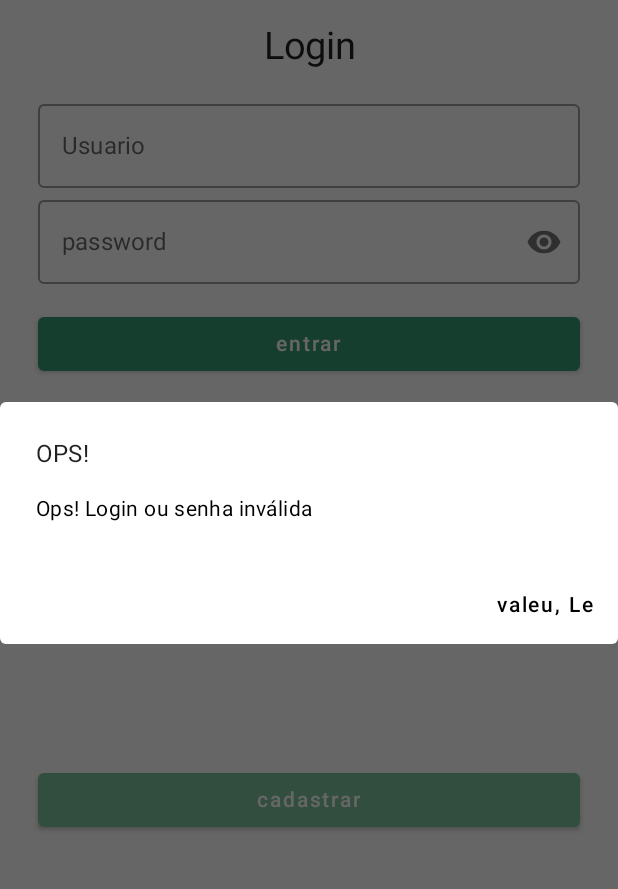
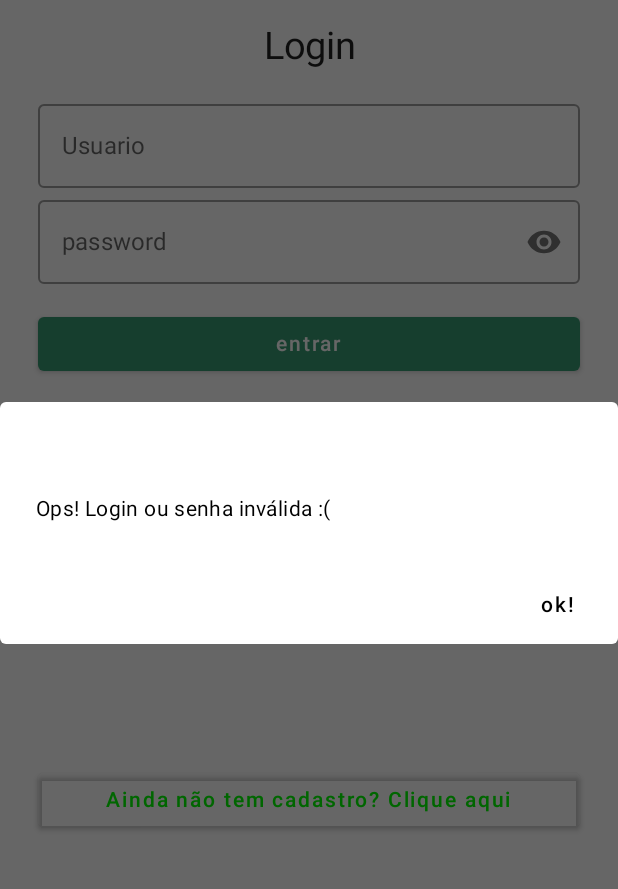
Before and after one commit to luiz1251/meuboletopago, an Android app built with Jetpack Compose: the composable LoginView shown on its own in the app's theme, after a tap on "entrar", on a phone screen of 412 x 824 dp, the part 95-984 px from its top. Run offline under Robolectric (Android 15) with nearby library versions, the phone set to English and light mode, and no system bars.

Commit message:
Alterações pós merge: uniformização

```diff
--- a/androidApp/src/main/java/br/com/digitalhouse/meuboletopago/android/components/AlertDialogComponent.kt
+++ b/androidApp/src/main/java/br/com/digitalhouse/meuboletopago/android/components/AlertDialogComponent.kt
@@ -30,12 +30,12 @@ fun AlertDialogComponent (
 
         AlertDialog( /*alt e mouse mostram os atributos */
             modifier = modifier,
-            title = { Text(text="OPS!") },
+            title = { Text(text="") },
             text = { Text("$message", color = Color.Black) },
             onDismissRequest = onDismissRequest,
             confirmButton = {
                 TextButton(onClick = onDismissRequest) {
-                    Text("valeu, Le", color = Color.Black)
+                    Text("ok!", color = Color.Black)
                 }
             },
             backgroundColor = Color.White,
--- a/androidApp/src/main/java/br/com/digitalhouse/meuboletopago/android/screen/LoginScreen.kt
+++ b/androidApp/src/main/java/br/com/digitalhouse/meuboletopago/android/screen/LoginScreen.kt
@@ -5,6 +5,7 @@ import android.os.Bundle
 import android.widget.Toast
 import androidx.activity.ComponentActivity
 import androidx.activity.compose.setContent
+import androidx.compose.foundation.BorderStroke
 import androidx.compose.foundation.background
 import androidx.compose.foundation.layout.*
 import androidx.compose.foundation.text.KeyboardOptions
@@ -22,6 +23,8 @@ import androidx.compose.runtime.remember
 import androidx.compose.ui.Alignment
 import androidx.compose.ui.Modifier
 import androidx.compose.ui.graphics.Color
+import androidx.compose.ui.graphics.Color.Companion.Transparent
+import androidx.compose.ui.graphics.Color.Companion.White
 import androidx.compose.ui.platform.LocalContext
 import androidx.compose.ui.text.font.FontWeight
 import androidx.compose.ui.text.input.KeyboardType
@@ -132,11 +135,11 @@ fun LoginView() {
                 senha = password.value.text
             )
             mensagem.value = if (loginUser.validador()) {
-                "Login executado com sucesso"
+                "Login executado com sucesso!  Seus boletos vão ter um final feliz :)"
             } else {
                 //showDialog.value = true
                 //no final do bloco, sempre lê a ultima linha (no caso, tem que ser string)
-                "Ops! Login ou senha inválida"
+                "Ops! Login ou senha inválida :("
             }
             showDialog.value = true
 
@@ -153,11 +156,13 @@ fun LoginView() {
         Button(
             onClick = {/*openDialog.value = true*/ },
             modifier = Modifier.fillMaxWidth(),
-            colors = ButtonDefaults.buttonColors(Color(0xFF7BC59D))
-        ) {
+            border = BorderStroke(0.dp, Transparent),
+           colors = ButtonDefaults.buttonColors(backgroundColor = Transparent)  )
+                    {
+
             Text(
-                text = "cadastrar",
-                color = Color.White
+                text = "Ainda não tem cadastro? Clique aqui",
+                color = Color.Green
             )
             //Text(text = "cadastrar")
 
```
